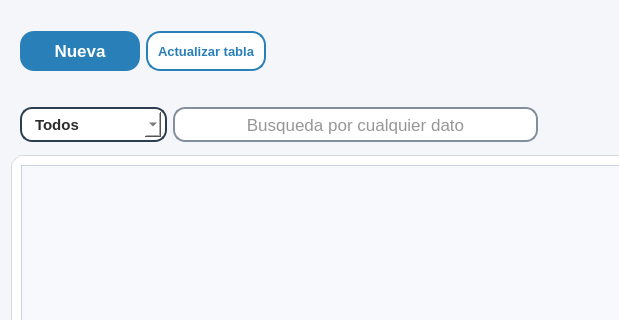
First picture: the form in resources/ui/gestion_materias.ui, repository Proyecto-Uptjaa/Proyecto_SIRA, before the edit; both pictures show x 0 to 619 and y 0 to 320 of the 1111 by 621 pixel window.
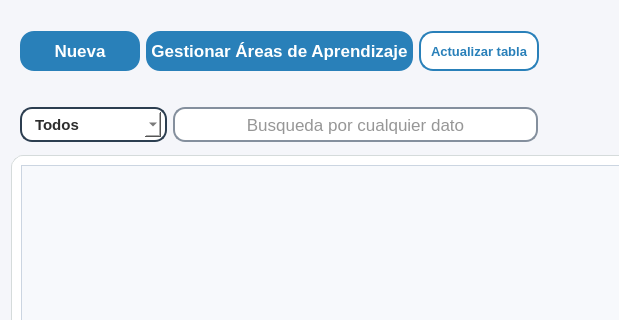
Second picture: the form after the edit. Icons and pictures are not drawn.

Commit message:
feat: Areas de aprendizaje para materias
- Dialog para gestion de Áreas de aprendizaje en Gestion de Materias
- Cada materia debe pertenecer a un área de aprendizaje para poder
  crearla
- Se permite crear/desactivar/editar areas de aprendizaje
- Formato PDF de historial de notas ahora incluye las areas de
  aprendizaje a las que pertenece cada materia

```diff
--- a/resources/ui/gestion_materias.ui
+++ b/resources/ui/gestion_materias.ui
@@ -124,6 +124,67 @@
         </property>
        </widget>
       </item>
+      <item>
+       <widget class="QPushButton" name="btnGestion_areas">
+        <property name="sizePolicy">
+         <sizepolicy hsizetype="Minimum" vsizetype="Fixed">
+          <horstretch>0</horstretch>
+          <verstretch>0</verstretch>
+         </sizepolicy>
+        </property>
+        <property name="minimumSize">
+         <size>
+          <width>120</width>
+          <height>40</height>
+         </size>
+        </property>
+        <property name="maximumSize">
+         <size>
+          <width>300</width>
+          <height>40</height>
+         </size>
+        </property>
+        <property name="font">
+         <font>
+          <family>Segoe UI</family>
+          <pointsize>13</pointsize>
+          <bold>true</bold>
+         </font>
+        </property>
+        <property name="cursor">
+         <cursorShape>PointingHandCursor</cursorShape>
+        </property>
+        <property name="layoutDirection">
+         <enum>Qt::LayoutDirection::LeftToRight</enum>
+        </property>
+        <property name="styleSheet">
+         <string notr="true">QPushButton {
+  
+	background-color: #2980b9;
+    color: #FFFFFF;
+    border: none;
+    padding: 5px 5px;
+    border-radius: 14px;
+}
+QPushButton:hover {
+	background-color: #0D47A1
+}</string>
+        </property>
+        <property name="text">
+         <string>Gestionar Áreas de Aprendizaje</string>
+        </property>
+        <property name="icon">
+         <iconset resource="../icons/resources_ui.qrc">
+          <normaloff>:/icons/materias_w.png</normaloff>:/icons/materias_w.png</iconset>
+        </property>
+        <property name="iconSize">
+         <size>
+          <width>18</width>
+          <height>18</height>
+         </size>
+        </property>
+       </widget>
+      </item>
       <item>
        <widget class="QPushButton" name="btnActualizar_tabla_materias">
         <property name="sizePolicy">
```
The commit also changes 6 other files.
